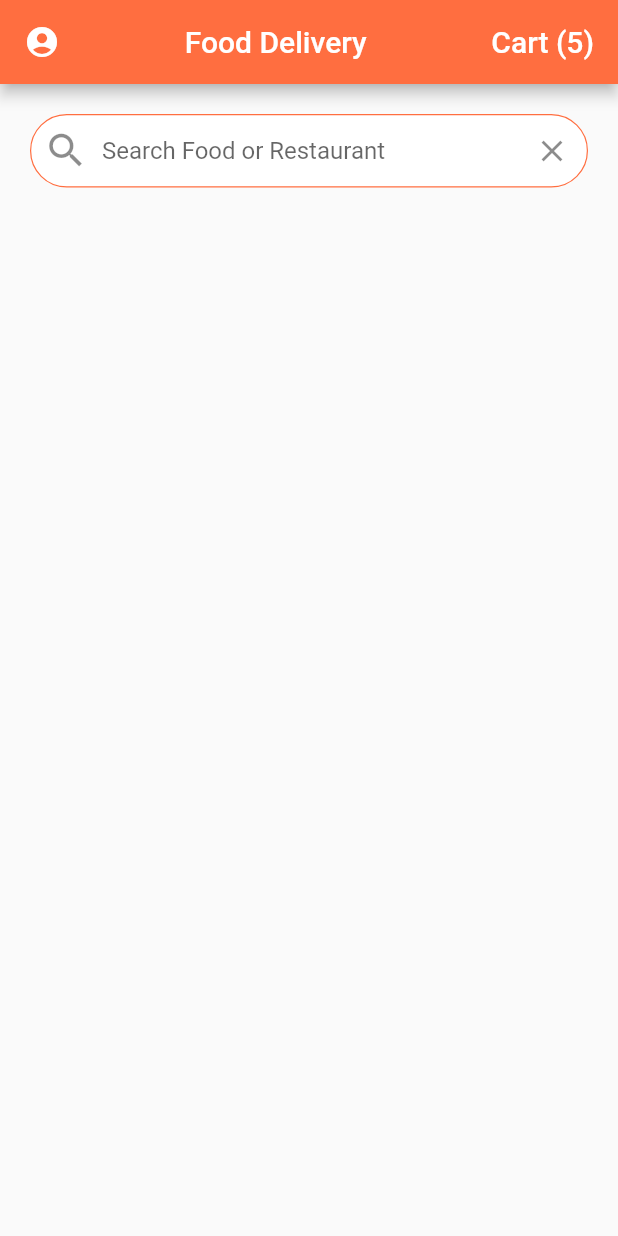
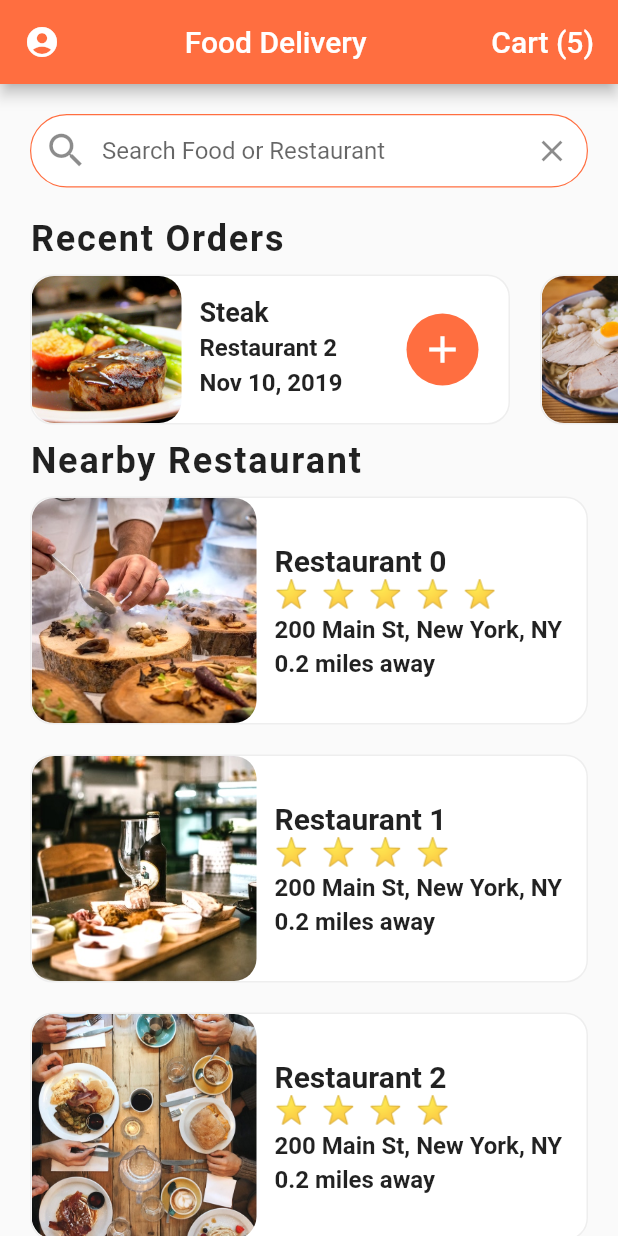
Before and after one commit to merkyRobs/zappy_restro, a Flutter app: the screen it shows after launch, on a phone screen of 412 x 824 dp. Run offline on Flutter 3.47's test engine with Material 2 defaults, Android fonts, the phone set to English and light mode, and no system bars.

Commit message:
Added Screenshot

```diff
--- a/lib/data/data.dart
+++ b/lib/data/data.dart
@@ -1,10 +1,11 @@
+
+
+// Food
 import 'package:zappy_restro/model/food.dart';
 import 'package:zappy_restro/model/order.dart';
 import 'package:zappy_restro/model/restaurant.dart';
 import 'package:zappy_restro/model/users.dart';
 
-
-// Food
 final _burrito =
     Food(imageUrl: 'assets/images/burrito.jpg', name: 'Burrito', price: 8.99);
 final _steak =
@@ -70,7 +71,7 @@ final List<Restaurant> restaurants = [
 // User
 final currentUser = User(
   name: 'Rebecca',
-  userOrder: [
+  orders: [
     Order(
       date: 'Nov 10, 2019',
       food: _steak,
@@ -102,7 +103,7 @@ final currentUser = User(
       quantity: 1,
     ),
   ],
-  userCart: [
+  cart: [
     Order(
       date: 'Nov 11, 2019',
       food: _burger,
--- a/lib/model/food.dart
+++ b/lib/model/food.dart
@@ -1,7 +1,11 @@
-class Food{
+class Food {
   final String imageUrl;
   final String name;
   final double price;
 
-  Food({this.imageUrl, this.name, this.price});
+  Food({
+    this.imageUrl,
+    this.name,
+    this.price,
+  });
 }
--- a/lib/model/order.dart
+++ b/lib/model/order.dart
@@ -1,11 +1,16 @@
 import 'package:zappy_restro/model/food.dart';
 import 'package:zappy_restro/model/restaurant.dart';
 
-class Order{
-  final Restaurant resturant;
+class Order {
+  final Restaurant restaurant;
   final Food food;
   final String date;
   final int quantity;
 
-  Order({this.resturant, this.food, this.date, this.quantity, restaurant});
+  Order({
+    this.date,
+    this.restaurant,
+    this.food,
+    this.quantity,
+  });
 }
--- a/lib/model/restaurant.dart
+++ b/lib/model/restaurant.dart
@@ -1,11 +1,17 @@
-import 'food.dart';
+import 'package:zappy_restro/model/food.dart';
 
-class Restaurant{
+class Restaurant {
   final String imageUrl;
   final String name;
   final String address;
   final int rating;
   final List<Food> menu;
 
-  Restaurant({this.imageUrl,this.name,this.address,this.rating,this.menu});
+  Restaurant({
+    this.imageUrl,
+    this.name,
+    this.address,
+    this.rating,
+    this.menu,
+  });
 }
--- a/lib/model/users.dart
+++ b/lib/model/users.dart
@@ -1,9 +1,13 @@
-import 'order.dart';
+import 'package:zappy_restro/model/order.dart';
 
-class User{
+class User {
   final String name;
-  final List<Order> userOrder;
-  final List<Order> userCart;
+  final List<Order> orders;
+  final List<Order> cart;
 
-  User({this.name, this.userOrder, this.userCart});
+  User({
+    this.name,
+    this.orders,
+    this.cart,
+  });
 }
--- a/lib/screens/home.dart
+++ b/lib/screens/home.dart
@@ -1,26 +1,94 @@
 import 'package:flutter/material.dart';
 import 'package:zappy_restro/data/data.dart';
+import 'package:zappy_restro/model/restaurant.dart';
+import 'package:zappy_restro/widgets/rating_starts.dart';
+import 'package:zappy_restro/widgets/recent_orders.dart';
 
-class HomeScreen extends StatefulWidget{
+class HomeScreen extends StatefulWidget {
   @override
   _HomeState createState() => _HomeState();
 }
 
-class _HomeState extends State<HomeScreen>{
+class _HomeState extends State<HomeScreen> {
+  _buildRestaurant() {
+    List<Widget> restaurantList = [];
+    restaurants.forEach((Restaurant restaurant) {
+      restaurantList.add(Container(
+        margin: EdgeInsets.symmetric(horizontal: 20.0, vertical: 10.0),
+        decoration: BoxDecoration(
+            color: Colors.white,
+            borderRadius: BorderRadius.circular(15.0),
+            border: Border.all(
+              width: 1.0,
+              color: Colors.grey[200],
+            )),
+        child: Row(
+          children: <Widget>[
+            ClipRRect(
+              borderRadius: BorderRadius.circular(15.0),
+              child: Image(
+                height: 150.0,
+                width: 150.0,
+                image: AssetImage(restaurant.imageUrl),
+                fit: BoxFit.cover,
+              ),
+            ),
+            Container(
+              margin: EdgeInsets.all(12.0),
+              child: Column(
+                mainAxisAlignment: MainAxisAlignment.center,
+                crossAxisAlignment: CrossAxisAlignment.start,
+                children: <Widget>[
+                  Text(
+                    restaurant.name,
+                    style:
+                        TextStyle(fontSize: 20.0, fontWeight: FontWeight.bold),
+                    overflow: TextOverflow.ellipsis,
+                  ),
+                  RatingStars(restaurant.rating),
+                  SizedBox(
+                    height: 4.0,
+                  ),
+                  Text(
+                    restaurant.address,
+                    style:
+                        TextStyle(fontSize: 16.0, fontWeight: FontWeight.w600),
+                    overflow: TextOverflow.ellipsis,
+                  ),
+                  SizedBox(
+                    height: 4.0,
+                  ),
+                  Text(
+                    '0.2 miles away',
+                    style:
+                        TextStyle(fontSize: 16.0, fontWeight: FontWeight.w600),
+                    overflow: TextOverflow.ellipsis,
+                  )
+                ],
+              ),
+            )
+          ],
+        ),
+      ));
+    });
+    return Column(children: restaurantList);
+  }
 
   @override
   Widget build(BuildContext context) {
     return Scaffold(
       appBar: AppBar(
-        leading: IconButton(icon: Icon(Icons.account_circle),
-        onPressed: (){}),
-        title: new Center(child: Text("Food Delivery"),),
+        leading: IconButton(icon: Icon(Icons.account_circle), onPressed: () {}),
+        title: new Center(
+          child: Text("Food Delivery"),
+        ),
         actions: <Widget>[
           FlatButton(
-            onPressed: (){},
-            child: Text("Cart (${currentUser.userCart.length})",
-            style: TextStyle(color: Colors.white, fontSize: 20.0),)
-            )
+              onPressed: () {},
+              child: Text(
+                "Cart (${currentUser.cart.length})",
+                style: TextStyle(color: Colors.white, fontSize: 20.0),
+              ))
         ],
       ),
 
@@ -40,13 +108,33 @@ class _HomeState extends State<HomeScreen>{
                     ),
                     enabledBorder: OutlineInputBorder(
                       borderRadius: BorderRadius.circular(30.0),
-                borderSide: BorderSide(width: 0.8, color: Theme.of(context).primaryColor),
+                      borderSide: BorderSide(
+                          width: 0.8, color: Theme.of(context).primaryColor),
                     ),
                     hintText: "Search Food or Restaurant",
-              prefixIcon: Icon(Icons.search,size: 30.0,),
-              suffixIcon: IconButton(icon: Icon(Icons.clear), onPressed: (){})
+                    prefixIcon: Icon(
+                      Icons.search,
+                      size: 30.0,
                     ),
-          )
+                    suffixIcon:
+                        IconButton(icon: Icon(Icons.clear), onPressed: () {})),
+              )),
+          RecentOrders(),
+          Column(
+            crossAxisAlignment: CrossAxisAlignment.start,
+            children: <Widget>[
+              Padding(
+                padding: const EdgeInsets.symmetric(horizontal: 20.0),
+                child: Text(
+                  "Nearby Restaurant",
+                  style: TextStyle(
+                      fontSize: 24.0,
+                      fontWeight: FontWeight.w600,
+                      letterSpacing: 1.2),
+                ),
+              ),
+              _buildRestaurant(),
+            ],
           )
         ],
       ),
--- /dev/null
+++ b/lib/widgets/rating_starts.dart
@@ -0,0 +1,20 @@
+import 'package:flutter/material.dart';
+
+class RatingStars extends StatelessWidget {
+
+  final int ratings;
+  RatingStars(this.ratings);
+
+  @override
+  Widget build(BuildContext context) {
+    String stars='';
+    for (int i = 0; i < ratings; i++) {
+      stars+='⭐  ';
+    }
+    stars.trim();
+    return Text(stars,
+    style: TextStyle(
+      fontSize: 18.0),
+      );
+  }
+}
--- /dev/null
+++ b/lib/widgets/recent_orders.dart
@@ -0,0 +1,129 @@
+import 'package:flutter/material.dart';
+import 'package:zappy_restro/data/data.dart';
+import 'package:zappy_restro/model/order.dart';
+
+class RecentOrders extends StatefulWidget {
+  RecentOrders({Key key}) : super(key: key);
+
+  @override
+  _RecentOrdersState createState() => _RecentOrdersState();
+}
+
+class _RecentOrdersState extends State<RecentOrders> {
+  //This method build recent order user interface
+  _buildRecentOrder(BuildContext context, Order order) {
+    return Container(
+      margin: EdgeInsets.all(10.0),
+      width: 320.0,
+      decoration: BoxDecoration(
+          color: Colors.white,
+          borderRadius: BorderRadius.circular(15.0),
+          border: Border.all(width: 1.0, color: Colors.grey[200])),
+      child: Row(
+        mainAxisAlignment: MainAxisAlignment.spaceBetween,
+        children: <Widget>[
+          Expanded(
+            child: Row(
+              children: <Widget>[
+                ClipRRect(
+                  borderRadius: BorderRadius.circular(15.0),
+                  child: Image(
+                    height: 100.0,
+                    width: 100.0,
+                    image: AssetImage(order.food.imageUrl),
+                    fit: BoxFit.cover,
+                  ),
+                ),
+                Expanded(
+                  child: Container(
+                    margin: EdgeInsets.all(12.0),
+                    child: Column(
+                      mainAxisAlignment: MainAxisAlignment.center,
+                      crossAxisAlignment: CrossAxisAlignment.start,
+                      children: <Widget>[
+                        Text(
+                          order.food.name,
+                          style: TextStyle(
+                              fontSize: 18.0, fontWeight: FontWeight.w600),
+                          overflow: TextOverflow.ellipsis,
+                        ),
+                        SizedBox(
+                          height: 4.0,
+                        ),
+                        Text(
+                          order.restaurant.name,
+                          style: TextStyle(
+                              fontSize: 16.0, fontWeight: FontWeight.w600),
+                          overflow: TextOverflow.ellipsis,
+                        ),
+                        SizedBox(
+                          height: 4.0,
+                        ),
+                        Text(
+                          order.date,
+                          style: TextStyle(
+                              fontSize: 16.0, fontWeight: FontWeight.w600),
+                          overflow: TextOverflow.ellipsis,
+                        ),
+                        SizedBox(
+                          height: 4.0,
+                        ),
+                      ],
+                    ),
+                  ),
+                ),
+              ],
+            ),
+          ),
+          Container(
+            margin: EdgeInsets.only(right: 20.0),
+            width: 48.0,
+            decoration: BoxDecoration(
+              color: Theme.of(context).primaryColor,
+              borderRadius: BorderRadius.circular(30.0),
+            ),
+            child: IconButton(
+                icon: Icon(Icons.add),
+                color: Colors.white,
+                iconSize: 30.0,
+                onPressed: () {}),
+          )
+        ],
+      ),
+    );
+  }
+
+  @override
+  Widget build(BuildContext context) {
+    return Column(
+      crossAxisAlignment: CrossAxisAlignment.start,
+      children: <Widget>[
+        Padding(
+            padding: EdgeInsets.symmetric(horizontal: 20.0),
+            child: Text(
+              "Recent Orders",
+              style: TextStyle(
+                fontSize: 24.0,
+                fontWeight: FontWeight.w600,
+                letterSpacing: 1.2,
+              ),
+            )),
+        Container(
+          height: 120.0,
+          //color: Colors.blue,
+          child: ListView.builder(
+            physics: BouncingScrollPhysics(),
+            padding: EdgeInsets.only(left: 10.0),
+            scrollDirection: Axis.horizontal,
+            itemCount: currentUser.orders.length,
+            itemBuilder: (BuildContext context, int index) {
+              //Fetch orders
+              Order order = currentUser.orders[index];
+              return _buildRecentOrder(context, order);
+            },
+          ),
+        )
+      ],
+    );
+  }
+}
```
Also changed, not shown: 1 other file. Lines whose indentation alone changed are shown as unchanged.
